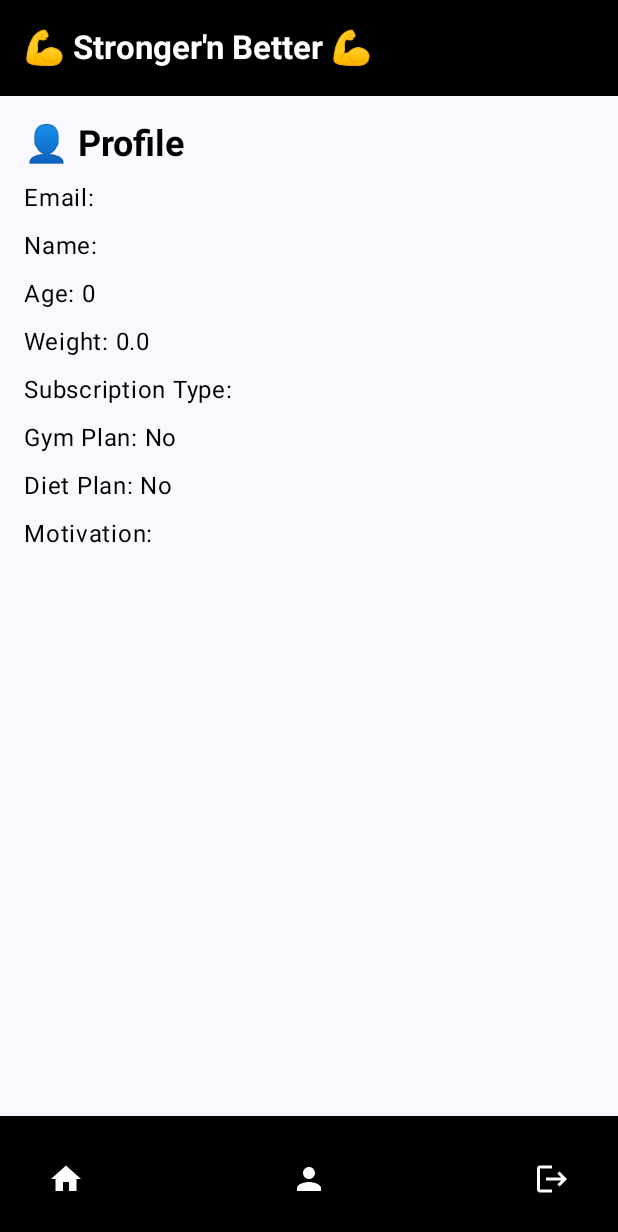
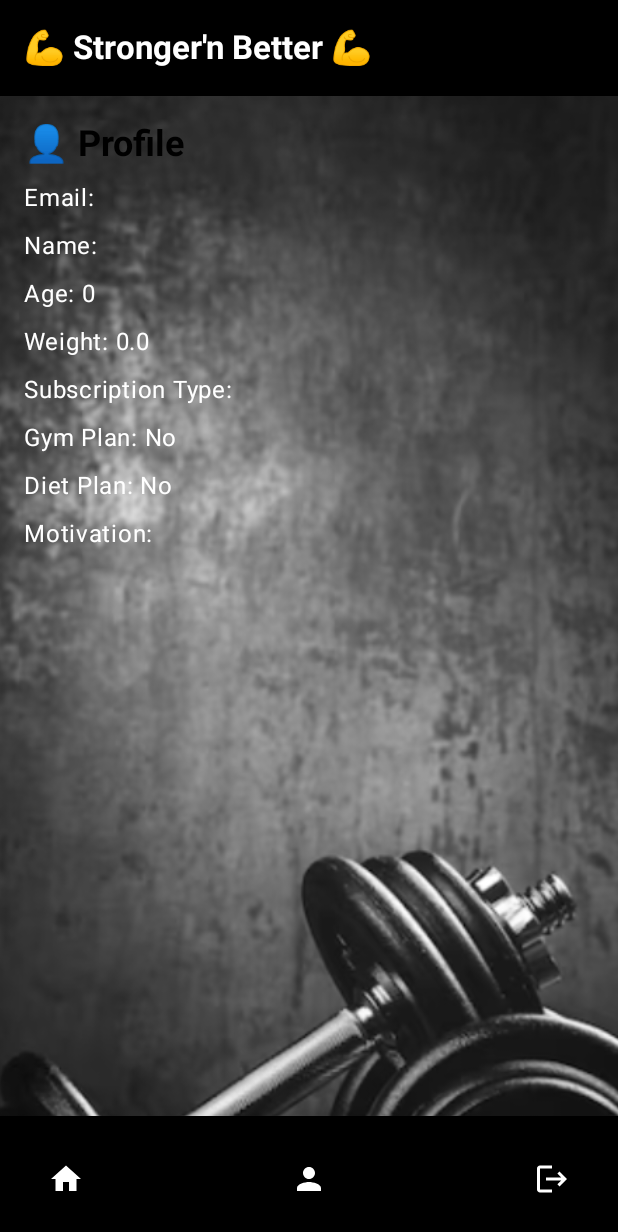
Before and after one commit to nithishpatel04/WorkoutDietPlanApp, an Android app built with Jetpack Compose: the ProfileScreen screen opened through its navigation route, on a phone screen of 412 x 824 dp. Shown: the top 1232 px of the screen. Run offline under Robolectric (Android 15) with nearby library versions, the phone set to English and light mode, and no system bars.

Commit message:
Ready for the presentation

```diff
--- a/app/src/main/java/com/example/workoutdietplanapp/views/ProfileScreen.kt
+++ b/app/src/main/java/com/example/workoutdietplanapp/views/ProfileScreen.kt
@@ -1,5 +1,6 @@
 package com.example.workoutdietplanapp.views
 
+import androidx.compose.foundation.Image
 import androidx.compose.foundation.layout.*
 import androidx.compose.material.icons.Icons
 import androidx.compose.material.icons.filled.Home
@@ -10,9 +11,12 @@ import androidx.compose.runtime.*
 import androidx.compose.ui.Alignment
 import androidx.compose.ui.Modifier
 import androidx.compose.ui.graphics.Color
+import androidx.compose.ui.layout.ContentScale
+import androidx.compose.ui.res.painterResource
 import androidx.compose.ui.text.font.FontWeight
 import androidx.compose.ui.unit.dp
 import androidx.navigation.NavHostController
+import com.example.workoutdietplanapp.R
 import com.example.workoutdietplanapp.navigation.Route
 import com.example.workoutdietplanapp.viewmodel.UserViewModel
 
@@ -83,12 +87,20 @@ fun ProfileScreen(navController: NavHostController, userViewModel: UserViewModel
             }
         }
     ) { innerPadding ->
+        Box(modifier = Modifier.fillMaxSize()) {
+            Image(
+                painter = painterResource(id = R.drawable.gym_profile),
+                contentDescription = null,
+                contentScale = ContentScale.Crop,
+                modifier = Modifier.fillMaxSize()
+            )
             ProfileContent(
                 userViewModel = userViewModel,
                 modifier = Modifier
                     .padding(innerPadding)
                     .padding(16.dp)
             )
+        }
     }
 }
 
@@ -102,13 +114,13 @@ fun ProfileContent(userViewModel: UserViewModel, modifier: Modifier = Modifier)
     ) {
         Text("👤 Profile", style = MaterialTheme.typography.headlineSmall, fontWeight = FontWeight.Bold, color = Color.Black)
 
-        Text("Email: ${user.email}", color = Color.Black)
-        Text("Name: ${user.name}", color = Color.Black)
-        Text("Age: ${user.age}", color = Color.Black)
-        Text("Weight: ${user.weight}", color = Color.Black)
-        Text("Subscription Type: ${user.subscriptionType}", color = Color.Black)
-        Text("Gym Plan: ${if (user.gymPlan) "Yes" else "No"}", color = Color.Black)
-        Text("Diet Plan: ${if (user.dietPlan) "Yes" else "No"}", color = Color.Black)
-        Text("Motivation: ${user.goal}", color = Color.Black)
+        Text("Email: ${user.email}", color = Color.White)
+        Text("Name: ${user.name}", color = Color.White)
+        Text("Age: ${user.age}", color = Color.White)
+        Text("Weight: ${user.weight}", color = Color.White)
+        Text("Subscription Type: ${user.subscriptionType}", color = Color.White)
+        Text("Gym Plan: ${if (user.gymPlan) "Yes" else "No"}", color = Color.White)
+        Text("Diet Plan: ${if (user.dietPlan) "Yes" else "No"}", color = Color.White)
+        Text("Motivation: ${user.goal}", color = Color.White)
     }
 }
```
Also changed, not shown: app/src/main/res/drawable/gym_profile.png (added). Lines whose indentation alone changed are shown as unchanged.
